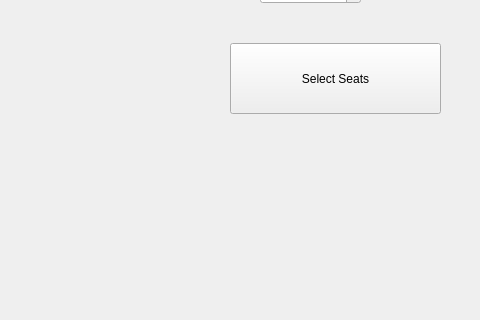
Old version of the form movieBookingUiBased/mainwindow.ui in the repository sahil4129/movie_booking_system; both pictures show x 0 to 480 and y 317 to 637 of the 806 by 637 pixel window.
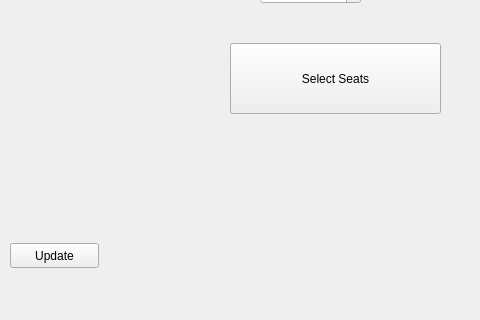
New version of the form.

What changed in the file:
```diff
--- a/movieBookingUiBased/mainwindow.ui
+++ b/movieBookingUiBased/mainwindow.ui
@@ -209,6 +209,19 @@
      <string>Close</string>
     </property>
    </widget>
+   <widget class="QPushButton" name="adminLoginpushButton_4">
+    <property name="geometry">
+     <rect>
+      <x>10</x>
+      <y>560</y>
+      <width>89</width>
+      <height>25</height>
+     </rect>
+    </property>
+    <property name="text">
+     <string>Update</string>
+    </property>
+   </widget>
   </widget>
   <widget class="QMenuBar" name="menubar">
    <property name="geometry">
```
